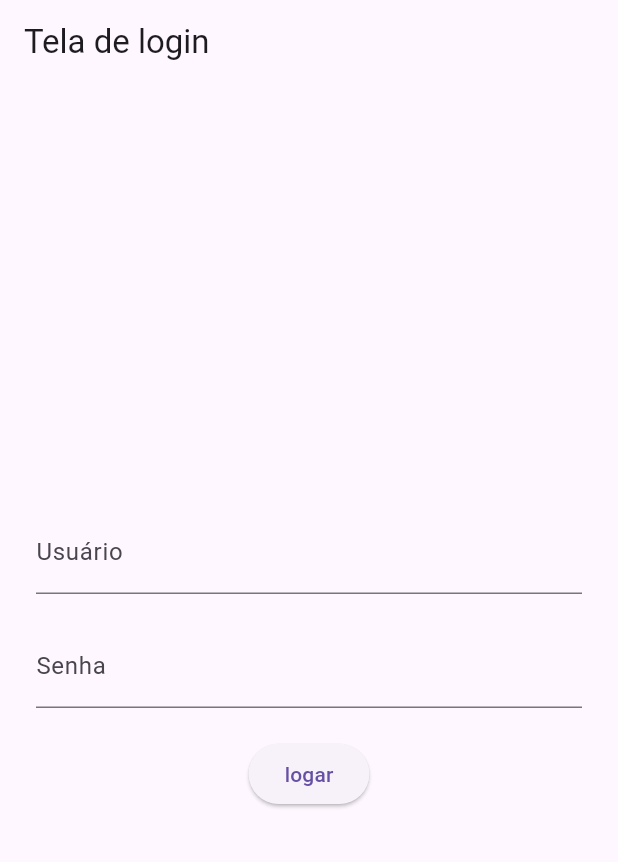
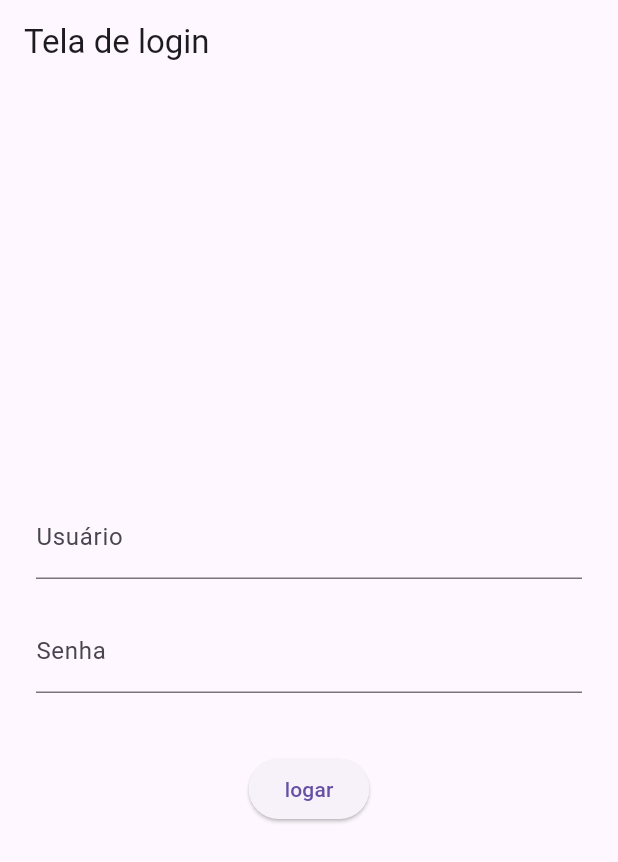
Before and after one commit to ilsonluquetta/MimPedir, a Flutter app: the screen it shows after launch, on a phone screen of 412 x 824 dp. Shown: the top 862 px of the screen. Run offline on Flutter 3.47's test engine with Material 3 defaults, Android fonts, the phone set to English and light mode, and no system bars; our stand-ins replace sqflite; accounts and stored records are empty.

Commit message:
concluindo a açaõ de login, agora com acesso ao banco de dados do sqlite

```diff
--- a/lib/main.dart
+++ b/lib/main.dart
@@ -1,6 +1,5 @@
 import 'package:flutter/material.dart';
 import 'tela_login.dart';
-
 
 void main() {
   runApp(const MyApp());
@@ -9,11 +8,8 @@ void main() {
 class MyApp extends StatelessWidget {
   const MyApp({super.key});
 
-  // This widget is the root of your application.
   @override
   Widget build(BuildContext context) {
-
-
 
     return MaterialApp(
       debugShowCheckedModeBanner: false,
--- a/lib/tela_login.dart
+++ b/lib/tela_login.dart
@@ -1,16 +1,11 @@
 import 'tela_home.dart';
 import 'package:flutter/material.dart';
 import 'usuario.dart';
+import 'banco/usuario_dao.dart';
 
 class telalogin extends StatelessWidget{
   telalogin({super.key});
 
-  Usuario u = Usuario(
-    nome: 'admin',
-    login: "admin",
-    senha: '@senhaforte123',
-    codigo: 1
-  );
 
   final TextEditingController usuarioController = TextEditingController();
   final TextEditingController senhaController = TextEditingController();
@@ -32,9 +27,12 @@ class telalogin extends StatelessWidget{
               obscureText: true,
               controller: senhaController,
             ),
-            SizedBox(height: 20),
-            ElevatedButton(onPressed: (){
-              if(u.login == usuarioController.text && u.senha == senhaController.text){
+            const SizedBox(height: 40),
+            ElevatedButton(onPressed: () async{
+
+              final sucesso = await UsuarioDao.autenticar(usuarioController.text, senhaController.text);
+
+              if(sucesso){
                 Navigator.push(context,
                   MaterialPageRoute(builder: (context) => telahome())
                 );
```
Also changed, not shown: lib/banco/database_helper.dart (added, +26 -0 lines), lib/banco/usuario_dao.dart (added, +16 -0 lines), pubspec.yaml (+5 -2 lines), pubspec.lock, 1 other file.
